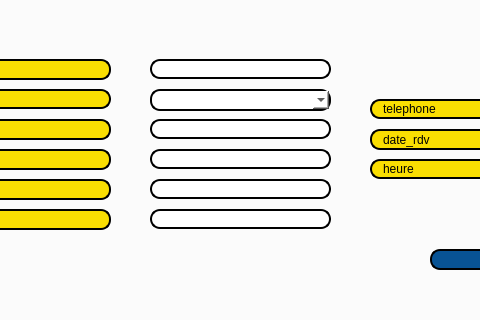
Above: activiteloisirs.ui from yanni2302/smart_parental_monitoring_2A22 before the change; both pictures show x 144 to 624 and y 245 to 565 of the 1104 by 718 pixel window. Below: the same form after it.
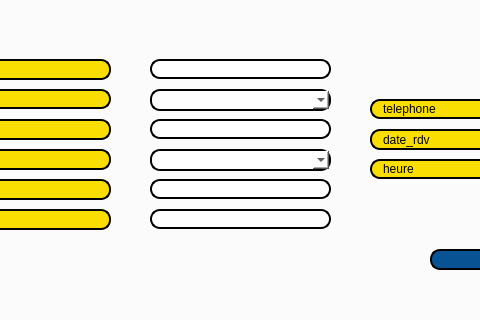
That is the form after the change. The open tabs and pages were chosen to show the change. Icons and pictures are not drawn.

```diff
--- a/activiteloisirs.ui
+++ b/activiteloisirs.ui
@@ -1367,25 +1367,6 @@
 text-align:center;</string>
        </property>
       </widget>
-      <widget class="QLineEdit" name="prenom_rdv_ajout">
-       <property name="geometry">
-        <rect>
-         <x>240</x>
-         <y>170</y>
-         <width>181</width>
-         <height>20</height>
-        </rect>
-       </property>
-       <property name="styleSheet">
-        <string notr="true">border: 2px solid black;
-font: 75 8pt &quot;MS Shell Dlg 2&quot;;
-border-radius: 10px;
-padding: 0 8px;
-background: white;
-font: bold, &quot;Comic Sans MS&quot;;;
-text-align:center;</string>
-       </property>
-      </widget>
       <widget class="QLineEdit" name="email_rdv_ajout">
        <property name="geometry">
         <rect>
@@ -1637,6 +1618,26 @@
 text-align:center;</string>
        </property>
       </widget>
+      <widget class="QComboBox" name="comboBox_2">
+       <property name="geometry">
+        <rect>
+         <x>240</x>
+         <y>170</y>
+         <width>181</width>
+         <height>22</height>
+        </rect>
+       </property>
+       <property name="styleSheet">
+        <string notr="true">border: 2px solid black;
+font: 75 8pt &quot;MS Shell Dlg 2&quot;;
+border-radius: 10px;
+padding: 0 8px;
+background: white;
+font: bold, &quot;Comic Sans MS&quot;;;
+color: black;
+text-align:center;</string>
+       </property>
+      </widget>
      </widget>
      <widget class="QWidget" name="tab_8">
       <attribute name="title">
```
Left out of the diff: 2 changed lines with no effect on the pictures.
